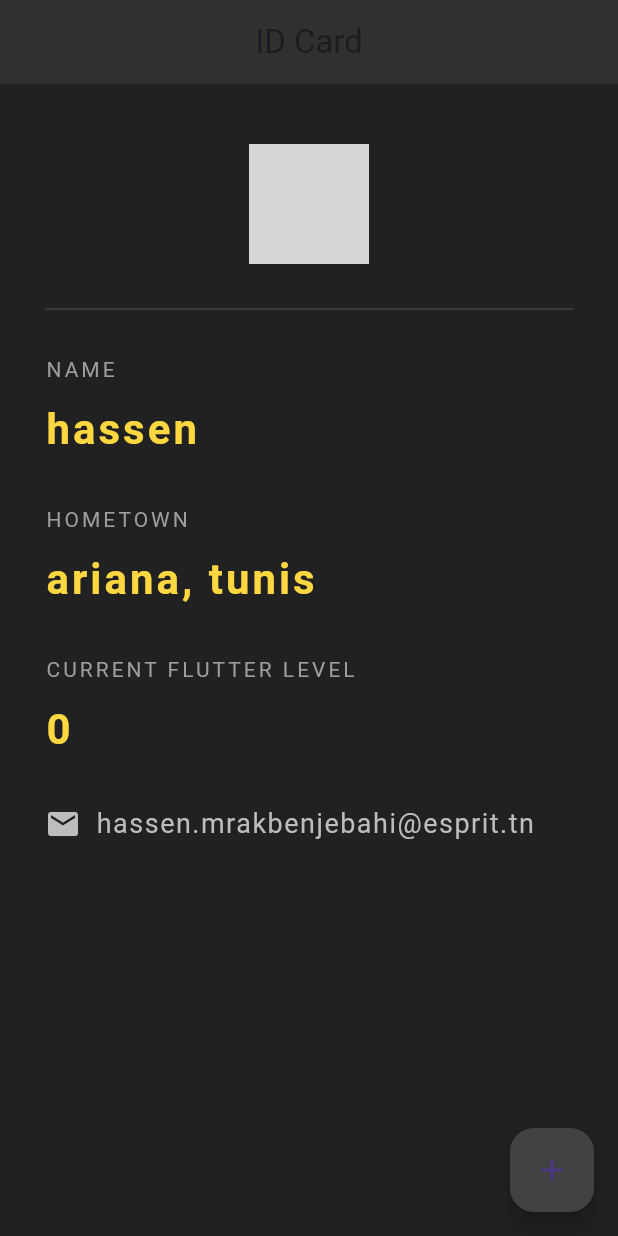
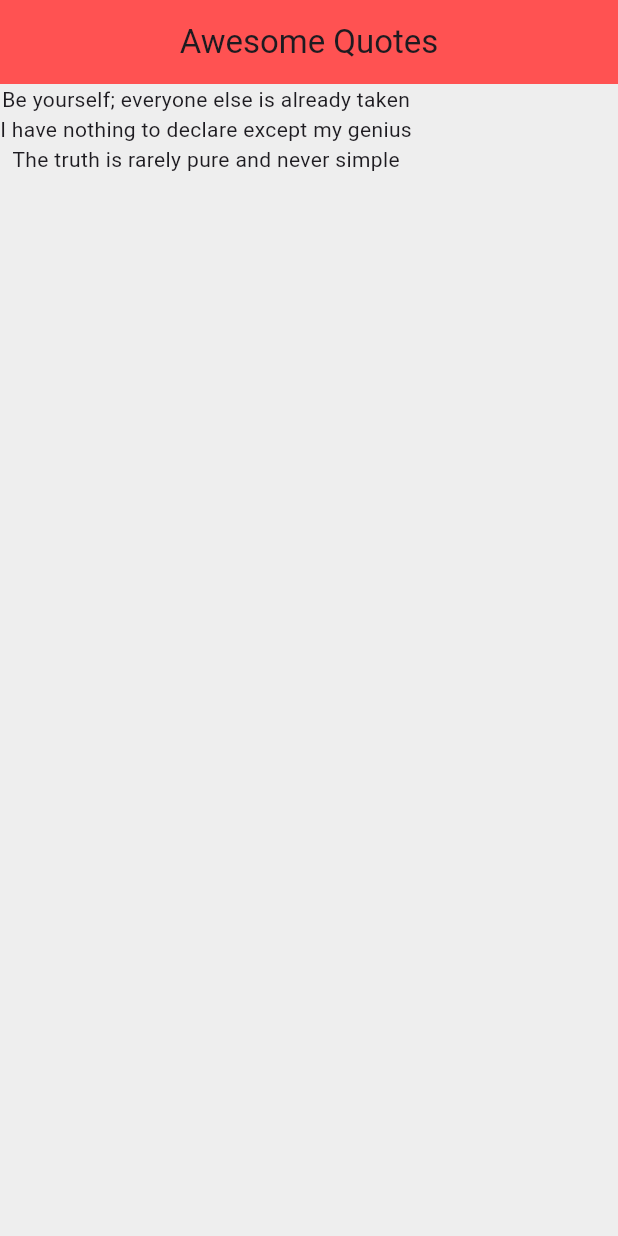
Before and after one commit to hassenmrakbenjebahi/flutter_beginners, a Flutter app: the screen it shows after launch, on a phone screen of 412 x 824 dp. Run offline on Flutter 3.47's test engine with Material 3 defaults, Android fonts, the light colour scheme and no system bars; grey boxes are pictures that could not be loaded.

Commit message:
lists of data

```diff
--- a/lib/main.dart
+++ b/lib/main.dart
@@ -1,125 +1,33 @@
 import 'package:flutter/material.dart';
 
 void main() => runApp(MaterialApp(
-  home: Card(),
+  home: QuoteList()
 ));
 
-class Card extends StatefulWidget {
+class QuoteList extends StatefulWidget {
   @override
-  _NinjaCardState createState() => _NinjaCardState();
+  _QuoteListState createState() => _QuoteListState();
 }
 
-class _NinjaCardState extends State<Card> {
+class _QuoteListState extends State<QuoteList> {
 
-  int fLevel = 0;
+  List<String> quotes = [
+    'Be yourself; everyone else is already taken',
+    'I have nothing to declare except my genius',
+    'The truth is rarely pure and never simple'
+  ];
 
   @override
   Widget build(BuildContext context) {
     return Scaffold(
-      backgroundColor: Colors.grey[900],
+      backgroundColor: Colors.grey[200],
       appBar: AppBar(
-        title: Text('ID Card'),
+        title: Text('Awesome Quotes'),
         centerTitle: true,
-        backgroundColor: Colors.grey[850],
-        elevation: 0.0,
+        backgroundColor: Colors.redAccent,
       ),
-      floatingActionButton: FloatingActionButton(
-        onPressed: () {
-          setState(() {
-            fLevel += 1;
-          });
-        },
-        backgroundColor: Colors.grey[800],
-        child: Icon(Icons.add),
-      ),
-      body: Padding(
-        padding: const EdgeInsets.fromLTRB(30.0, 40.0, 30.0, 0),
-        child: Column(
-          crossAxisAlignment: CrossAxisAlignment.start,
-          children: <Widget>[
-            Center(
-              child: CircleAvatar(
-                radius: 40.0,
-                backgroundImage: AssetImage('assets/space1.jpg'),
-              ),
-            ),
-            Divider(
-              color: Colors.grey[800],
-              height: 60.0,
-            ),
-            Text(
-              'NAME',
-              style: TextStyle(
-                color: Colors.grey,
-                letterSpacing: 2.0,
-              ),
-            ),
-            SizedBox(height: 10.0),
-            Text(
-              'hassen',
-              style: TextStyle(
-                color: Colors.amberAccent[200],
-                fontWeight: FontWeight.bold,
-                fontSize: 28.0,
-                letterSpacing: 2.0,
-              ),
-            ),
-            SizedBox(height: 30.0),
-            Text(
-              'HOMETOWN',
-              style: TextStyle(
-                color: Colors.grey,
-                letterSpacing: 2.0,
-              ),
-            ),
-            SizedBox(height: 10.0),
-            Text(
-              'ariana, tunis',
-              style: TextStyle(
-                color: Colors.amberAccent[200],
-                fontWeight: FontWeight.bold,
-                fontSize: 28.0,
-                letterSpacing: 2.0,
-              ),
-            ),
-            SizedBox(height: 30.0),
-            Text(
-              'CURRENT FLUTTER LEVEL',
-              style: TextStyle(
-                color: Colors.grey,
-                letterSpacing: 2.0,
-              ),
-            ),
-            SizedBox(height: 10.0),
-            Text(
-              '$fLevel',
-              style: TextStyle(
-                color: Colors.amberAccent[200],
-                fontWeight: FontWeight.bold,
-                fontSize: 28.0,
-                letterSpacing: 2.0,
-              ),
-            ),
-            SizedBox(height: 30.0),
-            Row(
-              children: <Widget>[
-                Icon(
-                  Icons.email,
-                  color: Colors.grey[400],
-                ),
-                SizedBox(width: 10.0),
-                Text(
-                  'hassen.mrakbenjebahi@esprit.tn',
-                  style: TextStyle(
-                    color: Colors.grey[400],
-                    fontSize: 18.0,
-                    letterSpacing: 1.0,
-                  ),
-                )
-              ],
-            ),
-          ],
-        ),
+      body: Column(
+        children: quotes.map((quote) => Text(quote)).toList(),
       ),
     );
   }
```
